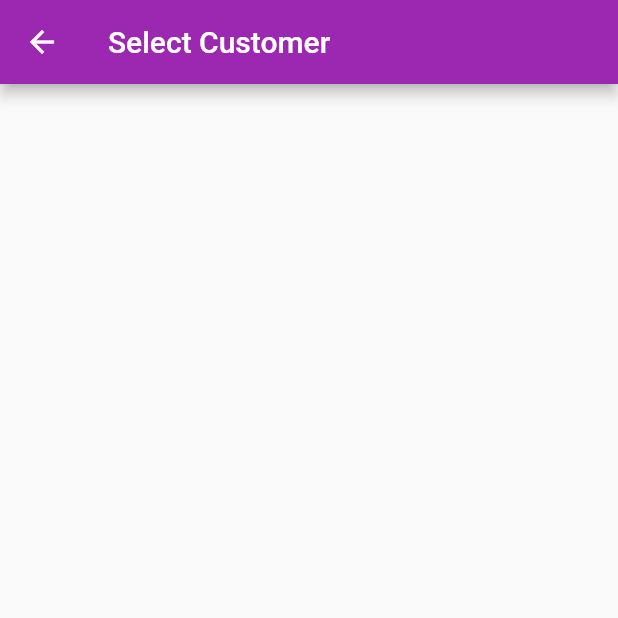
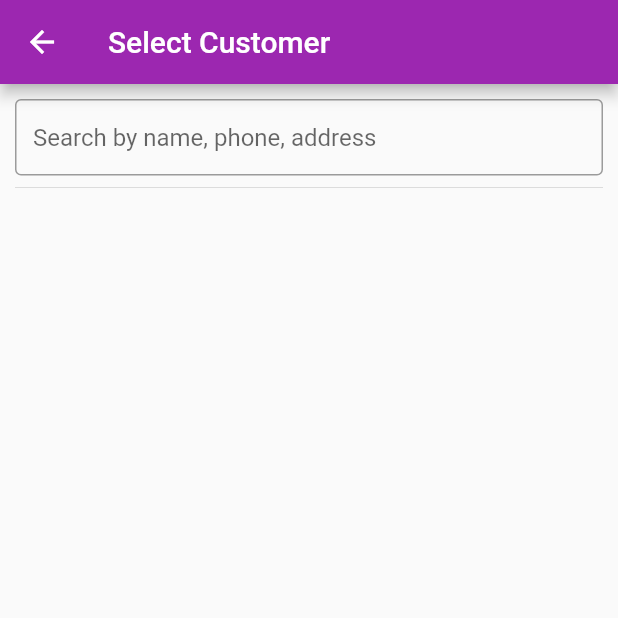
Before and after one commit to Rayendraa/openlaundry-mobile, a Flutter app: the CustomerSelect screen opened directly, on a phone screen of 412 x 824 dp, the top half of it. Run offline on Flutter 3.47's test engine with Material 2 defaults, Android fonts, the phone set to English and light mode, and no system bars; our stand-ins replace date_time_picker, shared_preferences; accounts and stored records are empty.

Commit message:
add search customer

```diff
--- a/lib/customer_select.dart
+++ b/lib/customer_select.dart
@@ -14,6 +14,8 @@ class CustomerSelect extends StatefulWidget {
 }
 
 class _CustomerSelectState extends State<CustomerSelect> {
+  final _customerSearch = TextEditingController();
+
   @override
   Widget build(BuildContext context) {
     return Scaffold(
@@ -22,13 +24,29 @@ class _CustomerSelectState extends State<CustomerSelect> {
       ),
       body: Consumer<AppState>(builder: (ctx, state, child) {
         return Container(
+          margin: EdgeInsets.only(left: 10, right: 10),
           child: ListView(
             children: [
               Container(
                 margin: EdgeInsets.only(top: 10),
+                child: TextField(
+                  controller: _customerSearch,
+                  onChanged: (v) {
+                    setState(() {});
+                  },
+                  decoration: InputDecoration(
+                      isDense: true,
+                      border: OutlineInputBorder(),
+                      hintText: 'Search by name, phone, address'),
+                ),
               ),
+              Divider(),
               ...List<Customer>.from(
                       state.customers?.reversed ?? Iterable.empty())
+                  .where((customer) =>
+                      '${customer.name}${customer.phone}${customer.address}'
+                          .toLowerCase()
+                          .contains(_customerSearch.text.toLowerCase()))
                   .map((customer) {
                 return Column(
                   children: [
```
Also changed, not shown: lib/customers_page.dart (+21 -0 lines).
